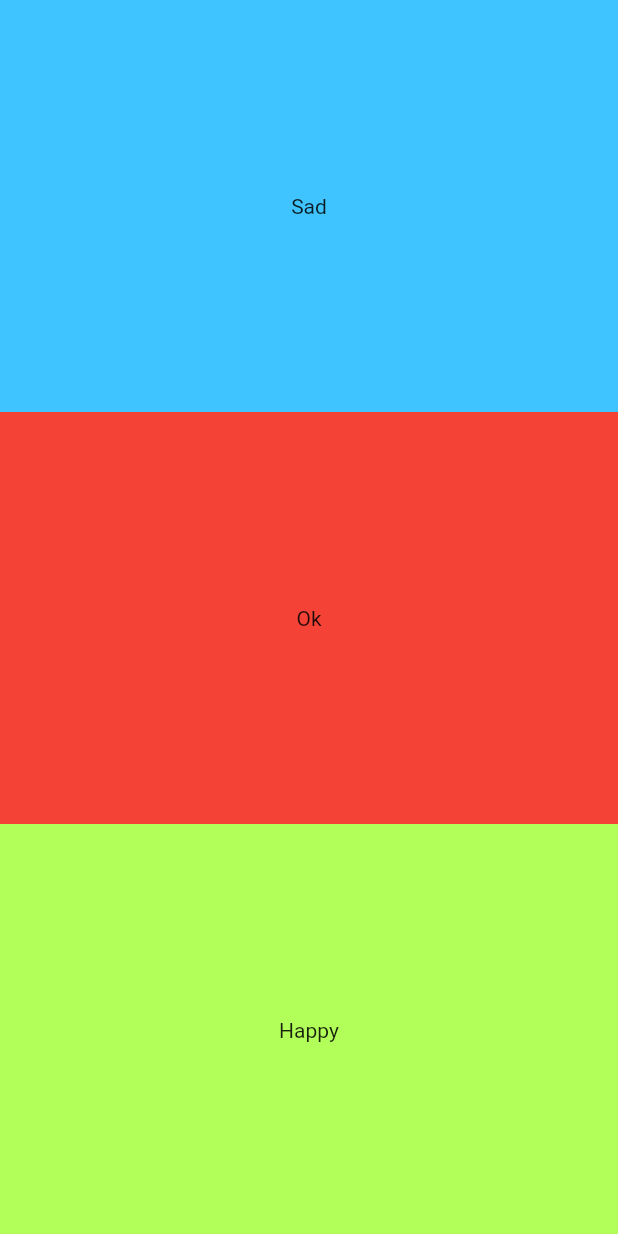
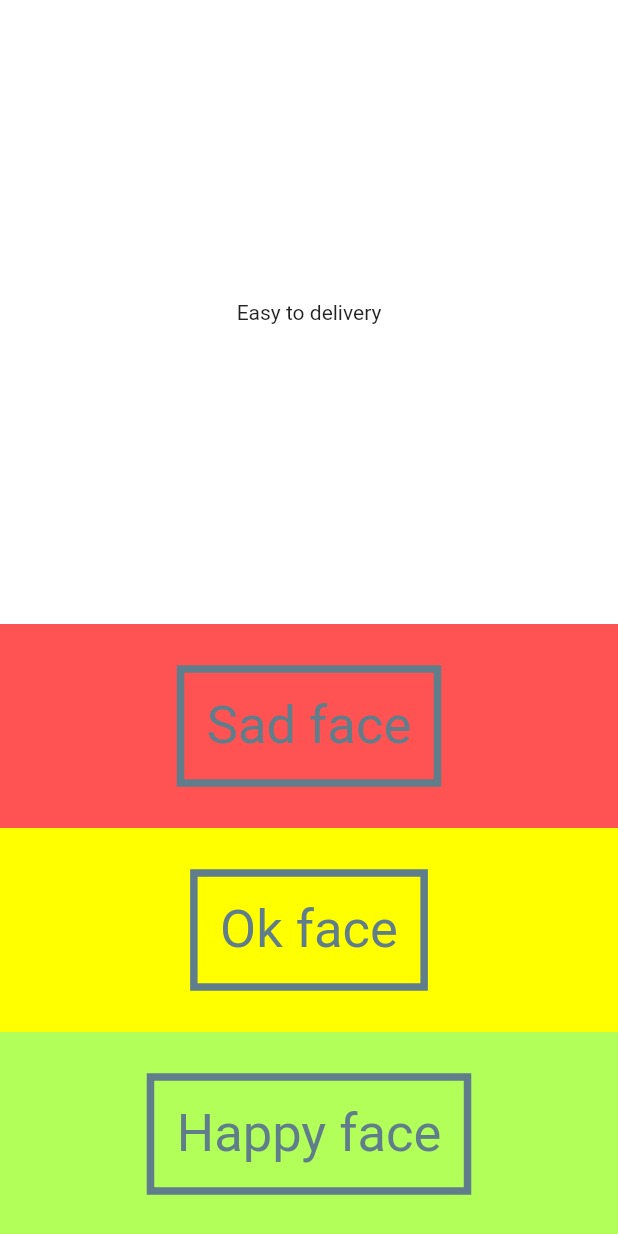
Before and after one commit to RobertBEriksson/flutter_projects, a Flutter app: the screen it shows after launch, on a phone screen of 412 x 824 dp. Run offline on Flutter 3.47's test engine with Material 2 defaults, Android fonts, the phone set to English and light mode, and no system bars.

Commit message:
Add question and answer buttons

```diff
--- /dev/null
+++ b/team_health_quiz/lib/UI/answer_button.dart
@@ -0,0 +1,30 @@
+import 'package:flutter/material.dart';
+
+class AnswerButton extends StatelessWidget {
+  Color color;
+  String text;
+
+  AnswerButton(this.color, this.text);
+
+  @override
+  Widget build(BuildContext context) {
+    return new Expanded(
+        child: new Material(
+          color: this.color,
+          child: new InkWell(
+              onTap: () => print(["Answered: " + this.text]),
+              child: new Center(
+                child: new Container(
+                  decoration: new BoxDecoration(
+                    border: new Border.all(color: Colors.blueGrey, width: 5.0),
+                  ),
+                  padding: new EdgeInsets.all(15.0),
+                  child: new Text(this.text, style:
+                    new TextStyle(color: Colors.blueGrey, fontSize: 35.0))
+                ),
+              )
+            ),
+        )
+     );
+  }
+}
--- /dev/null
+++ b/team_health_quiz/lib/UI/question_text.dart
@@ -0,0 +1,21 @@
+import 'package:flutter/material.dart';
+
+class QuestionText extends StatefulWidget{
+  @override
+  State createState() => new QuestionTextState();
+}
+
+class QuestionTextState extends State<QuestionText> {
+  @override
+  Widget build(BuildContext context) {
+    return new Material(
+      color: Colors.white,
+      child: new Padding(
+        padding: new EdgeInsets.symmetric(vertical: 200.0),
+        child: new Center(
+          child: new Text("Easy to delivery"),
+        ),
+      )
+    );
+  }
+}
--- a/team_health_quiz/lib/pages/form_page.dart
+++ b/team_health_quiz/lib/pages/form_page.dart
@@ -2,6 +2,8 @@ import 'package:flutter/material.dart';
 
 import '../utils/form.dart';
 import '../utils/question.dart';
+import '../UI/answer_button.dart';
+import '../UI/question_text.dart';
 
 class FormPage extends StatefulWidget {
   @override
@@ -16,45 +18,10 @@ class FormPageState extends State<FormPage> {
           new Column( // THis is the main page
             // mainAxisAlignment: MainAxisAlignment.center,
             children: <Widget>[
-              new Expanded(
-                child: new Material(
-                  color: Colors.lightBlueAccent,
-                  child: new InkWell(
-                    onTap: () => print("Answered1"),
-                    child: new Center(
-                      child: new Container(
-                        child: new Text("Sad"),
-                      ),
-                    )
-                  ),
-                )
-              ),
-              new Expanded(
-                child: new Material(
-                  color: Colors.red,
-                  child: new InkWell(
-                    onTap: () => print("Answered2"),
-                    child: new Center(
-                      child: new Container(
-                        child: new Text("Ok"),
-                      ),
-                    )
-                  ),
-                )
-              ),
-                new Expanded(
-                child: new Material(
-                  color: Colors.lightGreenAccent,
-                  child: new InkWell(
-                    onTap: () => print("Answered3"),
-                    child: new Center(
-                      child: new Container(
-                        child: new Text("Happy"),
-                      ),
-                    )
-                  ),
-                )
-              )
+              new QuestionText(),
+              new AnswerButton(Colors.redAccent, 'Sad face'),
+              new AnswerButton(Colors.yellowAccent, 'Ok face'),
+              new AnswerButton(Colors.lightGreenAccent, 'Happy face'),
             ],
           )
         ],
```
